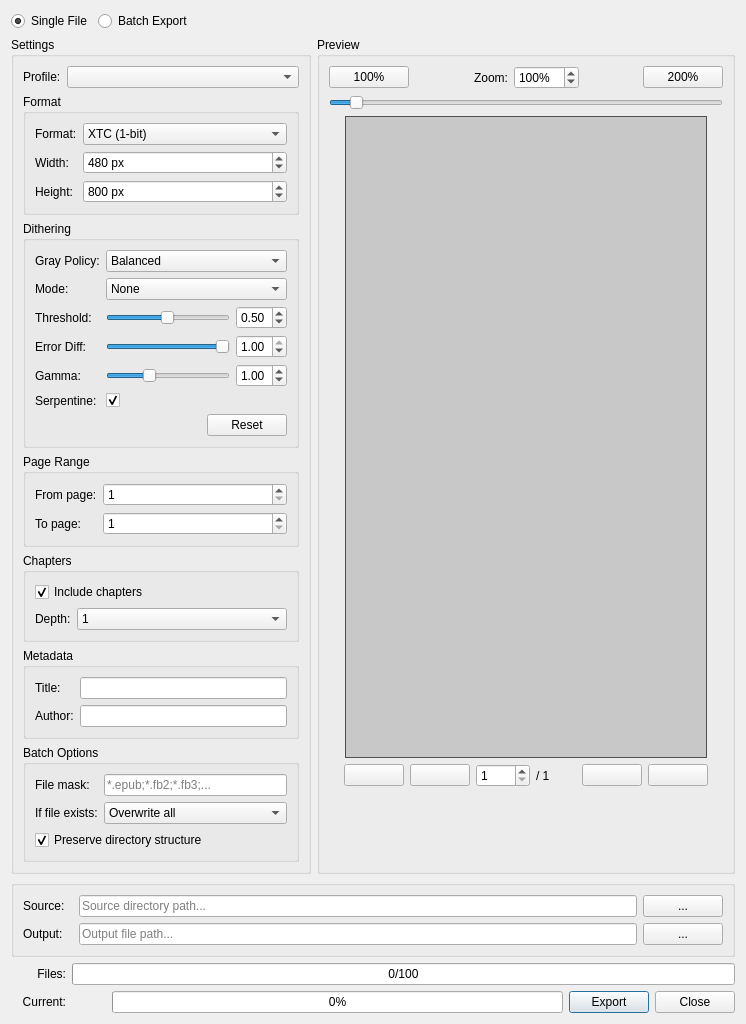
Old version of the form src/xtexportdlg.ui in the repository CrazyCoder/crqt-ng.
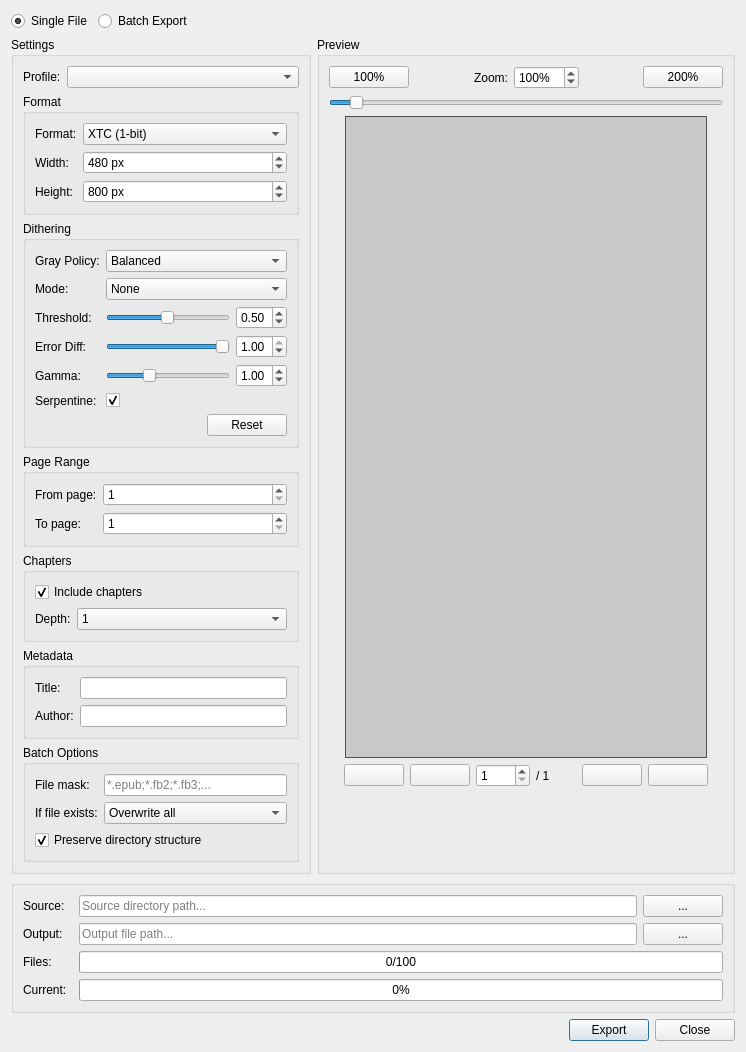
New version of the form. Icons and pictures are not drawn.

Commit message:
Enhance export progress handling for XtExportDlg
- Added separate progress bars for batch mode and single file mode, dynamically toggling visibility based on the current mode.
- Improved UI handling for path control visibility during export.
- Refactored layout and logic for better clarity and maintainability.

The edit to the form file:
```diff
--- a/src/xtexportdlg.ui
+++ b/src/xtexportdlg.ui
@@ -1057,11 +1057,6 @@
         </item>
        </layout>
       </item>
-     </layout>
-    </widget>
-   </item>
-   <item>
-    <layout class="QVBoxLayout" name="progressLayout">
      <item>
       <layout class="QHBoxLayout" name="filesProgressLayout">
        <item>
@@ -1071,16 +1066,13 @@
          </property>
          <property name="minimumSize">
           <size>
-           <width>55</width>
+            <width>50</width>
            <height>0</height>
           </size>
          </property>
          <property name="text">
           <string>Files:</string>
          </property>
-         <property name="alignment">
-          <set>Qt::AlignmentFlag::AlignRight|Qt::AlignmentFlag::AlignVCenter</set>
-         </property>
         </widget>
        </item>
        <item>
@@ -1105,7 +1097,7 @@
       </layout>
      </item>
      <item>
-      <layout class="QHBoxLayout" name="buttonsLayout">
+       <layout class="QHBoxLayout" name="currentProgressLayout">
        <item>
         <widget class="QLabel" name="lblCurrentProgress">
          <property name="visible">
@@ -1113,18 +1105,38 @@
          </property>
          <property name="minimumSize">
           <size>
-           <width>55</width>
+            <width>50</width>
            <height>0</height>
           </size>
          </property>
          <property name="text">
           <string>Current:</string>
          </property>
-         <property name="alignment">
-          <set>Qt::AlignmentFlag::AlignRight|Qt::AlignmentFlag::AlignVCenter</set>
-         </property>
-        </widget>
-       </item>
+         </widget>
+        </item>
+        <item>
+         <widget class="QProgressBar" name="progressBar">
+          <property name="visible">
+           <bool>false</bool>
+          </property>
+          <property name="sizePolicy">
+           <sizepolicy hsizetype="Expanding" vsizetype="Fixed">
+            <horstretch>1</horstretch>
+            <verstretch>0</verstretch>
+           </sizepolicy>
+          </property>
+          <property name="value">
+           <number>0</number>
+          </property>
+         </widget>
+        </item>
+       </layout>
+      </item>
+     </layout>
+    </widget>
+   </item>
+   <item>
+    <layout class="QHBoxLayout" name="buttonsLayout">
        <item>
         <spacer name="buttonsSpacer">
          <property name="orientation">
@@ -1138,22 +1150,6 @@
          </property>
         </spacer>
        </item>
-       <item>
-        <widget class="QProgressBar" name="progressBar">
-         <property name="visible">
-          <bool>false</bool>
-         </property>
-         <property name="sizePolicy">
-          <sizepolicy hsizetype="Expanding" vsizetype="Fixed">
-           <horstretch>1</horstretch>
-           <verstretch>0</verstretch>
-          </sizepolicy>
-         </property>
-         <property name="value">
-          <number>0</number>
-         </property>
-        </widget>
-       </item>
        <item>
         <widget class="QPushButton" name="btnExport">
          <property name="text">
@@ -1170,8 +1166,6 @@
           <string>Close</string>
          </property>
         </widget>
-       </item>
-      </layout>
      </item>
     </layout>
    </item>
```
Lines whose indentation alone changed are shown as unchanged. The commit also changes 1 other file.
